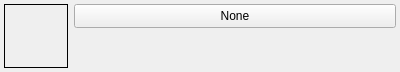
First picture: the form in worldeditor/src/editors/assetselect/contentselect.ui, repository thunder-engine/thunder, before the edit.
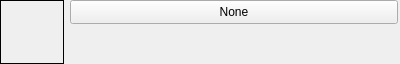
Second picture: the form after the edit.

What changed in the file:
```diff
--- a/worldeditor/src/editors/assetselect/contentselect.ui
+++ b/worldeditor/src/editors/assetselect/contentselect.ui
@@ -7,7 +7,7 @@
     <x>0</x>
     <y>0</y>
     <width>400</width>
-    <height>72</height>
+    <height>64</height>
    </rect>
   </property>
   <property name="windowTitle">
@@ -15,16 +15,16 @@
   </property>
   <layout class="QHBoxLayout" name="horizontalLayout">
    <property name="leftMargin">
-    <number>4</number>
+    <number>0</number>
    </property>
    <property name="topMargin">
-    <number>4</number>
+    <number>0</number>
    </property>
    <property name="rightMargin">
-    <number>4</number>
+    <number>2</number>
    </property>
    <property name="bottomMargin">
-    <number>4</number>
+    <number>0</number>
    </property>
    <item>
     <widget class="QLabel" name="label">
```
